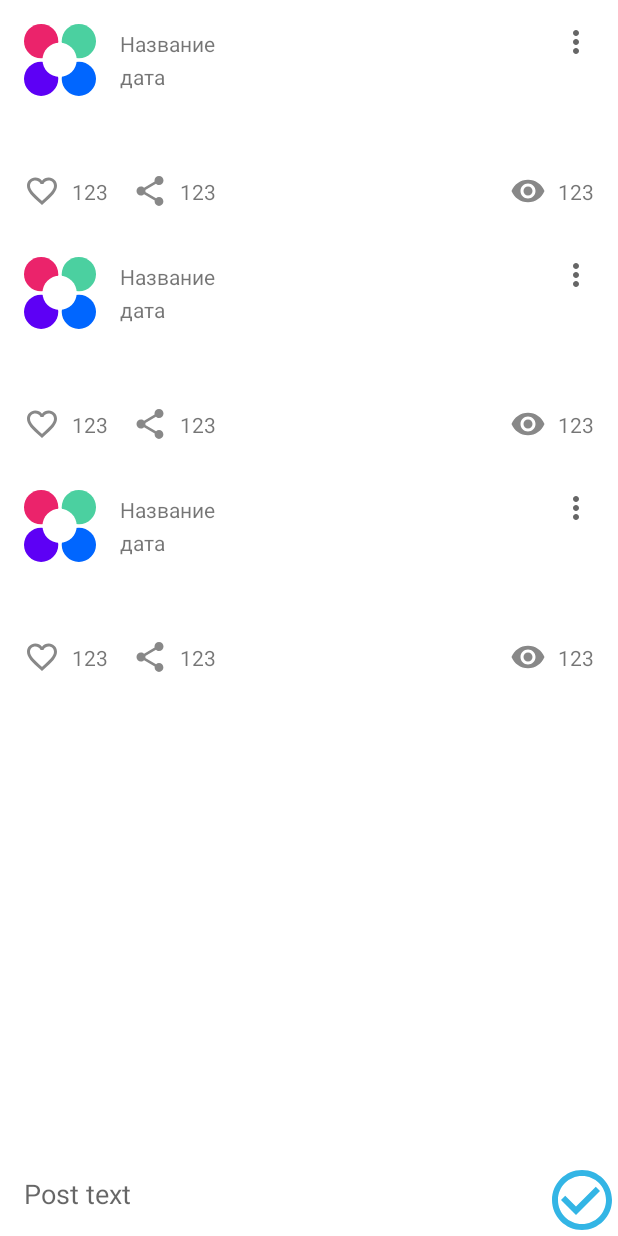
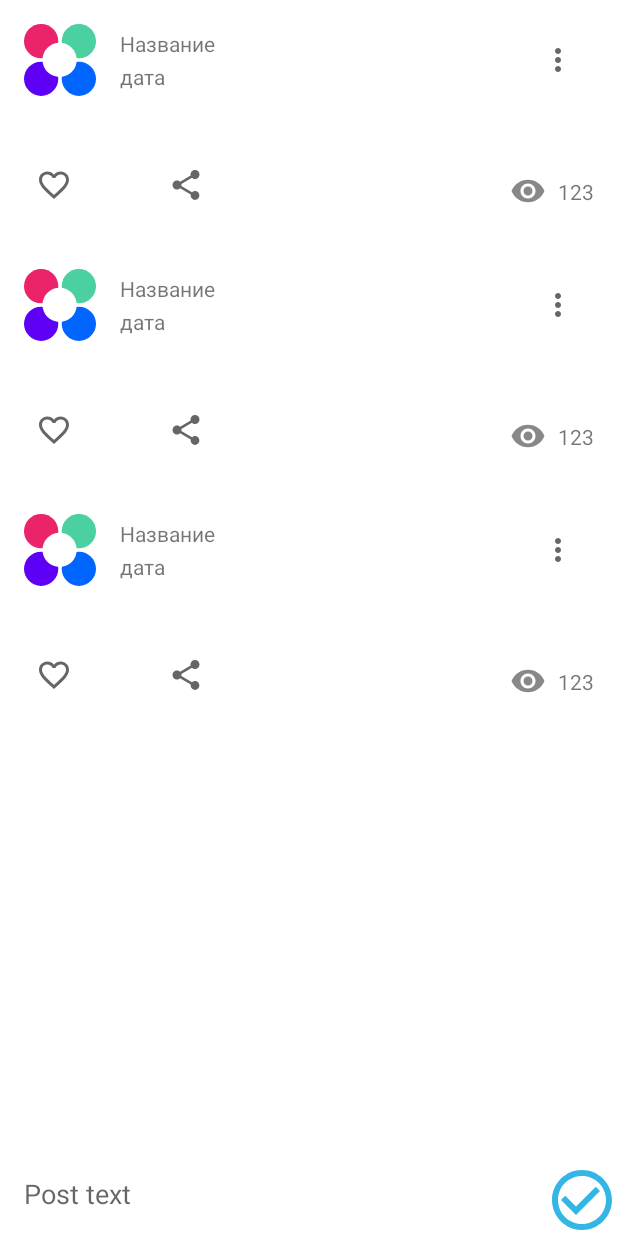
Before and after one commit to niwtyak/NMedia, an Android app: the layout activity_main.xml on its own in the app's theme, with its tools: preview values and no code run, on a phone screen of 412 x 824 dp. Run offline under Robolectric (Android 15) with nearby library versions, the phone set to English and light mode, and no system bars.

Commit message:
Material Design support

```diff
--- a/app/src/main/java/alex/pakshin/ru/netology/nmedia/adapter/PostAdapter.kt
+++ b/app/src/main/java/alex/pakshin/ru/netology/nmedia/adapter/PostAdapter.kt
@@ -38,14 +38,15 @@ internal class PostAdapter(
                         else -> false
                     }
                 }
+                setOnDismissListener { binding.options.isChecked = false }
             }
         }
 
         init {
-            binding.likeIcon.setOnClickListener {
+            binding.like.setOnClickListener {
                 listener.onLikeClicked(post)
             }
-            binding.shareIcon.setOnClickListener {
+            binding.share.setOnClickListener {
                 listener.onShareClicked(post)
             }
         }
@@ -56,15 +57,13 @@ internal class PostAdapter(
                 authorName.text = post.author
                 date.text = post.published
                 content.text = post.content
-                likeIcon.setImageResource(getLikeIcon(post.liked))
-                likeCount.text = getDecimalFormat(post.likeCount)
-                shareCount.text = getDecimalFormat(post.shareCount)
+                like.isChecked = post.liked
+                like.text = getDecimalFormat(post.likeCount)
+                share.text = getDecimalFormat(post.shareCount)
                 options.setOnClickListener { popupMenu.show() }
+
             }
         }
-
-        private fun getLikeIcon(liked: Boolean) =
-            if (liked) R.drawable.ic_liked_24dp else R.drawable.ic_like_24dp
 
         private fun getDecimalFormat(count: Int): String = when {
             count < 1000 -> count.toString()
--- /dev/null
+++ b/app/src/main/res/color/like_checkbox_tint.xml
@@ -0,0 +1,5 @@
+<?xml version="1.0" encoding="utf-8"?>
+<selector xmlns:android="http://schemas.android.com/apk/res/android">
+    <item android:color="#ff0000" android:state_checked="true" />
+    <item android:color="?attr/colorControlNormal" />
+</selector>
--- /dev/null
+++ b/app/src/main/res/color/options_background_tint.xml
@@ -0,0 +1,5 @@
+<?xml version="1.0" encoding="utf-8"?>
+<selector xmlns:android="http://schemas.android.com/apk/res/android">
+    <item android:alpha="0.3" android:color="?attr/colorControlNormal" android:state_checked="true" />
+    <item android:color="@android:color/transparent" />
+</selector>
--- /dev/null
+++ b/app/src/main/res/drawable/ic_like_24.xml
@@ -0,0 +1,5 @@
+<?xml version="1.0" encoding="utf-8"?>
+<selector xmlns:android="http://schemas.android.com/apk/res/android">
+    <item android:drawable="@drawable/ic_liked_24dp" android:state_checked="true" />
+    <item android:drawable="@drawable/ic_like_24dp" />
+</selector>
--- a/app/src/main/res/layout/post.xml
+++ b/app/src/main/res/layout/post.xml
@@ -43,13 +43,14 @@
         app:layout_constraintTop_toBottomOf="@id/authorName"
         tools:text="дата" />
 
-    <androidx.appcompat.widget.AppCompatImageButton
+    <com.google.android.material.button.MaterialButton
         android:id="@+id/options"
-        android:layout_width="wrap_content"
+        style="@style/Widget.AppTheme.OptionsButton"
+        android:layout_width="@dimen/icon_button_min_size"
         android:layout_height="wrap_content"
-        android:layout_marginBottom="@dimen/common_spacing"
-        android:background="@android:color/transparent"
-        android:src="@drawable/ic_menu_24dp"
+        app:iconGravity="textStart"
+        android:checkable="true"
+        app:icon="@drawable/ic_menu_24dp"
         app:layout_constraintEnd_toEndOf="parent"
         app:layout_constraintTop_toTopOf="parent" />
 
@@ -78,50 +79,26 @@
         app:barrierDirection="bottom"
         app:constraint_referenced_ids="content" />
 
-    <androidx.appcompat.widget.AppCompatImageButton
-        android:id="@+id/likeIcon"
+    <com.google.android.material.button.MaterialButton
+        android:id="@+id/like"
+        style="@style/Widget.AppTheme.LikeButton"
         android:layout_width="wrap_content"
         android:layout_height="wrap_content"
-        android:layout_marginTop="@dimen/common_spacing"
-        android:background="@android:color/transparent"
-        android:src="@drawable/ic_like_24dp"
-        app:layout_constraintEnd_toStartOf="@id/likeCount"
+        android:checkable="true"
+        app:icon="@drawable/ic_like_24"
+        app:layout_constraintEnd_toStartOf="@id/share"
         app:layout_constraintStart_toStartOf="parent"
         app:layout_constraintTop_toBottomOf="@id/barrier2" />
 
-    <androidx.appcompat.widget.AppCompatTextView
-        android:id="@+id/likeCount"
+
+    <com.google.android.material.button.MaterialButton
+        android:id="@+id/share"
+        style="@style/Widget.AppTheme.ShareButton"
         android:layout_width="wrap_content"
         android:layout_height="wrap_content"
-        android:layout_marginStart="8dp"
-        android:layout_marginTop="@dimen/common_spacing"
-        app:layout_constraintBottom_toBottomOf="@id/likeIcon"
-        app:layout_constraintStart_toEndOf="@id/likeIcon"
-        app:layout_constraintTop_toBottomOf="@id/barrier2"
-        tools:text="123" />
-
-    <androidx.appcompat.widget.AppCompatImageButton
-        android:id="@+id/shareIcon"
-        android:layout_width="wrap_content"
-        android:layout_height="wrap_content"
-        android:layout_marginStart="@dimen/common_spacing"
-        android:layout_marginTop="@dimen/common_spacing"
-        android:background="@android:color/transparent"
-        android:src="@drawable/ic_share_24dp"
-        app:layout_constraintEnd_toStartOf="@id/shareCount"
-        app:layout_constraintStart_toEndOf="@id/likeCount"
+        app:icon="@drawable/ic_share_24dp"
+        app:layout_constraintStart_toEndOf="@id/like"
         app:layout_constraintTop_toBottomOf="@id/barrier2" />
-
-    <androidx.appcompat.widget.AppCompatTextView
-        android:id="@+id/shareCount"
-        android:layout_width="wrap_content"
-        android:layout_height="wrap_content"
-        android:layout_marginStart="8dp"
-        android:layout_marginTop="@dimen/common_spacing"
-        app:layout_constraintBottom_toBottomOf="@id/shareIcon"
-        app:layout_constraintStart_toEndOf="@id/shareIcon"
-        app:layout_constraintTop_toBottomOf="@id/barrier2"
-        tools:text="123" />
 
     <androidx.appcompat.widget.AppCompatImageView
         android:id="@+id/viewIcon"
--- a/app/src/main/res/values/dimens.xml
+++ b/app/src/main/res/values/dimens.xml
@@ -2,4 +2,5 @@
 <resources>
     <dimen name="common_spacing">16dp</dimen>
     <dimen name="post_avatar_size">48dp</dimen>
+    <dimen name="icon_button_min_size">48dp</dimen>
 </resources>
--- a/app/src/main/res/values/themes.xml
+++ b/app/src/main/res/values/themes.xml
@@ -13,4 +13,31 @@
         <item name="android:statusBarColor" tools:targetApi="l">?attr/colorPrimaryVariant</item>
         <!-- Customize your theme here. -->
     </style>
+
+    <style name="Widget.AppTheme.LikeButton" parent="Widget.MaterialComponents.Button.TextButton.Icon">
+        <item name="iconTint">@color/like_checkbox_tint</item>
+        <item name="backgroundTint">@android:color/transparent</item>
+        <item name="android:textColor">?attr/colorControlNormal</item>
+        <item name="rippleColor">@android:color/transparent</item>
+        <item name="minHeight">@dimen/icon_button_min_size</item>
+        <item name="minWidth">@dimen/icon_button_min_size</item>
+    </style>
+
+    <style name="Widget.AppTheme.ShareButton" parent="Widget.MaterialComponents.Button.TextButton.Icon">
+        <item name="iconTint">?attr/colorControlNormal</item>
+        <item name="backgroundTint">@android:color/transparent</item>
+        <item name="android:textColor">?attr/colorControlNormal</item>
+        <item name="minHeight">@dimen/icon_button_min_size</item>
+        <item name="minWidth">@dimen/icon_button_min_size</item>
+    </style>
+
+    <style name="Widget.AppTheme.OptionsButton" parent="Widget.MaterialComponents.Button.TextButton">
+        <item name="iconTint">?attr/colorControlNormal</item>
+        <item name="backgroundTint">@color/options_background_tint</item>
+        <item name="android:textColor">?attr/colorControlNormal</item>
+        <item name="iconPadding">0dp</item>
+        <item name="minHeight">@dimen/icon_button_min_size</item>
+        <item name="minWidth">@dimen/icon_button_min_size</item>
+    </style>
+
 </resources>
```
